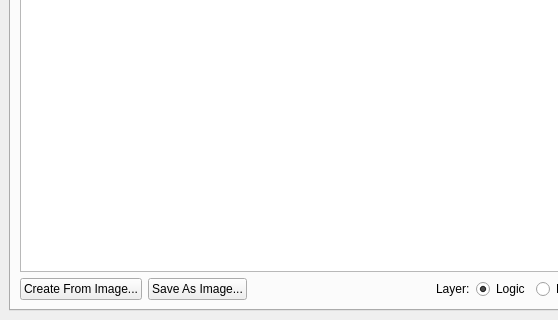
First picture: the form in mainwindow.ui, repository JC3/vcbtool, before the edit; both pictures show x 0 to 558 and y 157 to 477 of the 709 by 477 pixel window.
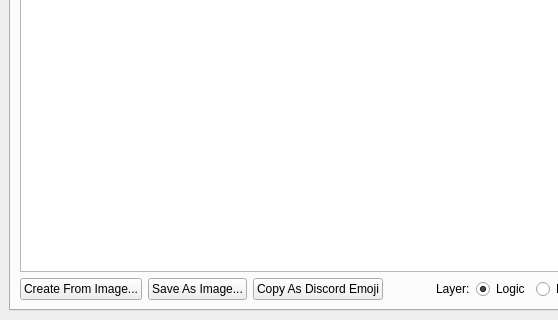
Second picture: the form after the edit. The open tabs and pages were chosen to show the change. Custom widgets are drawn as their Qt base class.

Commit message: copy as emoji

```diff
--- a/mainwindow.ui
+++ b/mainwindow.ui
@@ -48,6 +48,13 @@
             </property>
            </widget>
           </item>
+          <item>
+           <widget class="QPushButton" name="btnConvertEmoji">
+            <property name="text">
+             <string>Copy As Discord Emoji</string>
+            </property>
+           </widget>
+          </item>
           <item>
            <spacer name="horizontalSpacer">
             <property name="orientation">
```
Left out of the diff: 2 changed lines with no effect on the pictures. The commit also changes 6 other files.
